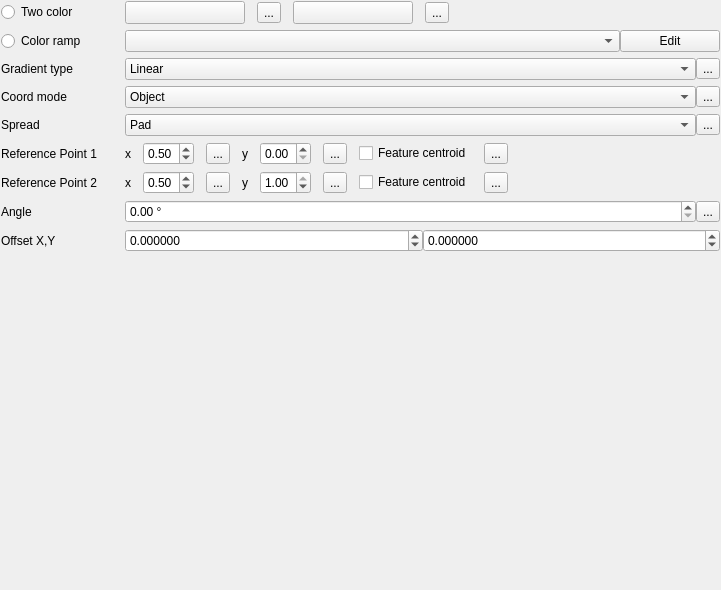
Old version of the form src/ui/symbollayer/widget_gradientfill.ui in the repository qgis/QGIS.
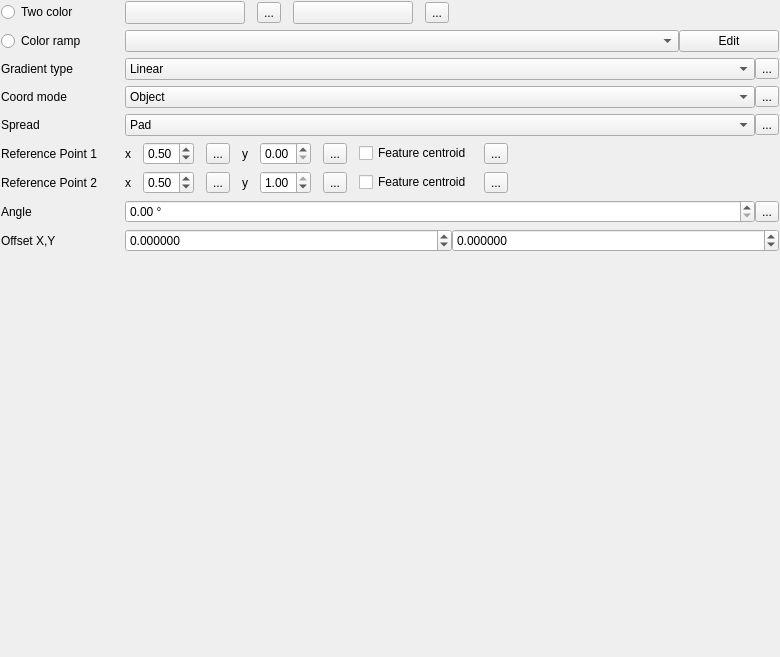
New version of the form. Custom widgets are drawn as their Qt base class.

Patch:
```diff
--- a/src/ui/symbollayer/widget_gradientfill.ui
+++ b/src/ui/symbollayer/widget_gradientfill.ui
@@ -6,8 +6,8 @@
    <rect>
     <x>0</x>
     <y>0</y>
-    <width>721</width>
-    <height>590</height>
+    <width>780</width>
+    <height>657</height>
    </rect>
   </property>
   <property name="windowTitle">
```
Left out of the diff: 32 changed lines with no effect on the pictures.
